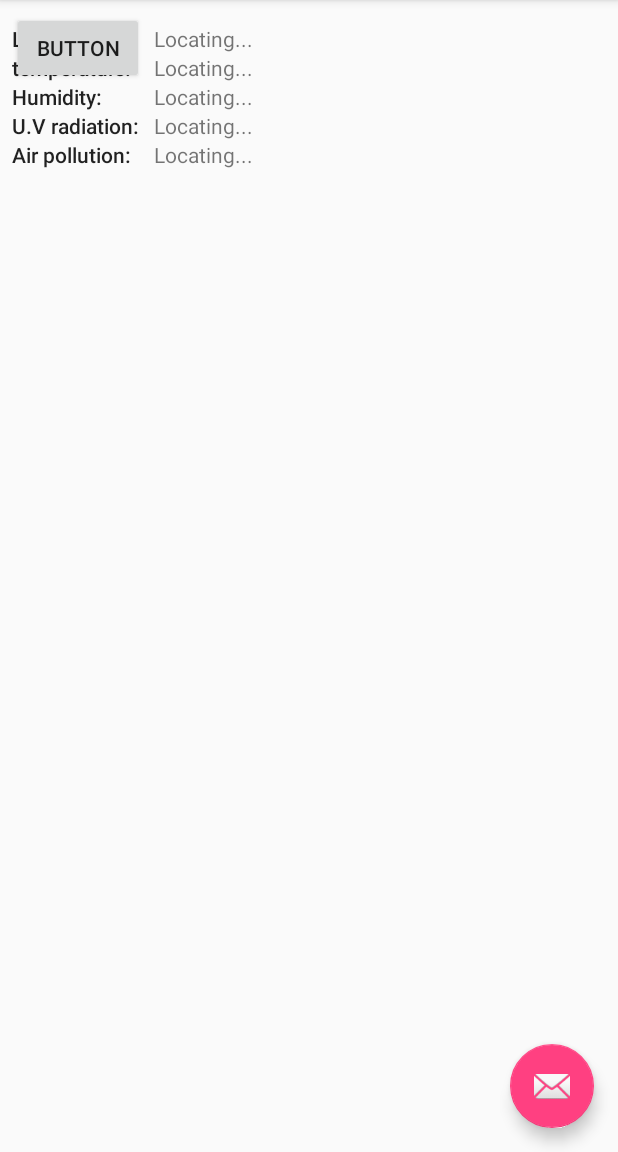
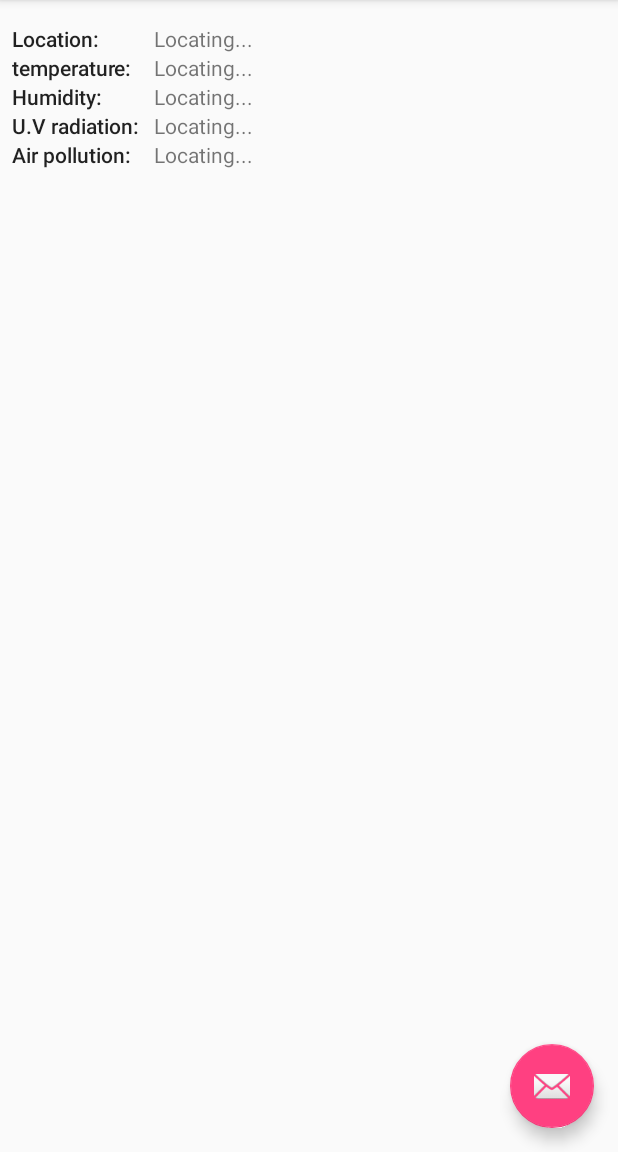
Before and after one commit to EtayP12/WeatherNotifier, an Android app: the screen it shows after launch (MainActivity), on a phone screen of 412 x 824 dp, the part 84-1236 px from its top. Run offline under Robolectric (Android 15) with nearby library versions, the phone set to English and light mode, and no system bars; libraries missing offline, so code that uses them is left out: com.johnhiott.darkskyandroidlib; 4 statements that could not run were skipped.

Commit message:
update v1.4.1 Started working on weather update activity still needs layout fixing

```diff
--- a/app/src/main/res/layout/fragment_main.xml
+++ b/app/src/main/res/layout/fragment_main.xml
@@ -113,13 +113,5 @@
                     android:text="Locating..." />
             </TableRow>
         </TableLayout>
-
-        <Button
-            android:id="@+id/button2"
-            android:layout_width="wrap_content"
-            android:layout_height="wrap_content"
-            android:text="Button"
-            tools:layout_editor_absoluteX="67dp"
-            tools:layout_editor_absoluteY="223dp" />
     </android.support.constraint.ConstraintLayout>
 </FrameLayout>
```
